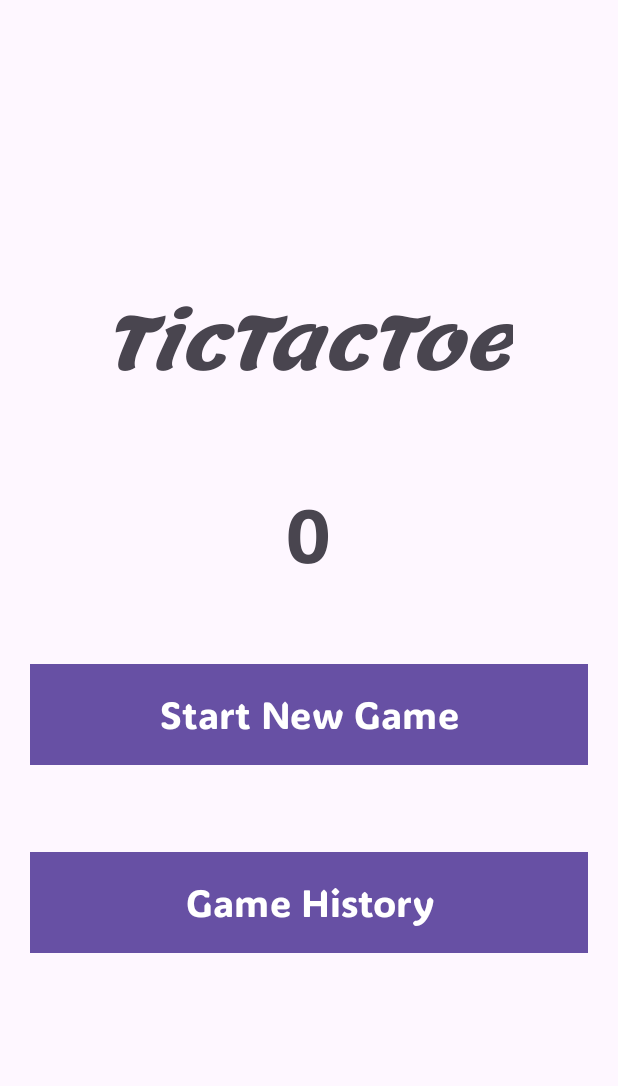
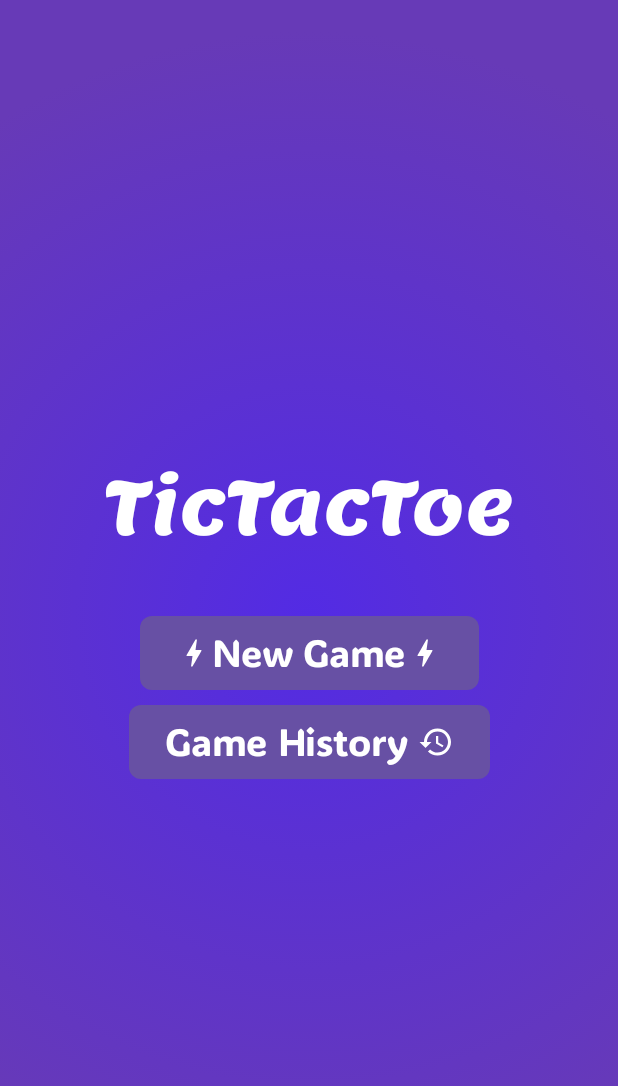
Before and after one commit to LilithUwU/TicTacToe, an Android app built with Jetpack Compose: the screen it shows after launch (MainActivity), on a phone screen of 412 x 824 dp. Shown: the top 1086 px of the screen. Run offline under Robolectric (Android 15) with nearby library versions, the phone set to English and light mode, and no system bars; our stand-ins replace Room's generated code.

Commit message:
refactor: MainActivity UI xml->compose

```diff
--- a/app/src/main/java/com/example/tictactoe/Todo.txt
+++ b/app/src/main/java/com/example/tictactoe/Todo.txt
@@ -18,4 +18,4 @@ Confetti Animation (Low Priority):
 
 [ ] Implement notification feature once, daily, to play the game
 [ ] Database entity fields data type change in playerScores and gameCount from String to Int
-[ ] Change Main Activity layout xml -> compose
+[x] Change Main Activity layout xml -> compose
--- a/app/src/main/java/com/example/tictactoe/view/CustomDialogComposable.kt
+++ b/app/src/main/java/com/example/tictactoe/view/CustomDialogComposable.kt
@@ -3,6 +3,7 @@ package com.example.tictactoe.view
 import android.R
 import android.content.Intent
 import androidx.activity.result.ActivityResultLauncher
+import androidx.compose.foundation.background
 import androidx.compose.foundation.clickable
 import androidx.compose.foundation.layout.Arrangement
 import androidx.compose.foundation.layout.Box
@@ -38,6 +39,8 @@ import androidx.compose.ui.unit.dp
 import androidx.compose.ui.unit.sp
 import androidx.compose.ui.window.Dialog
 import com.example.tictactoe.Constants
+import com.example.tictactoe.ui.theme.lightPrimaryColor
+
 
 @Composable
 fun CustomDialogComposable(
@@ -52,6 +55,7 @@ fun CustomDialogComposable(
             color = Color.White
         ) {
             Box(
+                modifier = Modifier.background(lightPrimaryColor),
                 contentAlignment = Alignment.Center
             ) {
                 Column(modifier = Modifier.padding(20.dp)) {
--- a/app/src/main/java/com/example/tictactoe/view/MainActivity.kt
+++ b/app/src/main/java/com/example/tictactoe/view/MainActivity.kt
@@ -3,9 +3,13 @@ package com.example.tictactoe.view
 import android.annotation.SuppressLint
 import android.content.Intent
 import android.os.Bundle
+import androidx.activity.compose.setContent
 import androidx.activity.result.contract.ActivityResultContracts
 import androidx.appcompat.app.AppCompatActivity
-import androidx.compose.runtime.mutableStateOf
+import androidx.compose.foundation.layout.fillMaxSize
+import androidx.compose.material3.MaterialTheme
+import androidx.compose.material3.Surface
+import androidx.compose.ui.Modifier
 import com.example.tictactoe.Constants
 import com.example.tictactoe.databinding.ActivityMainBinding
 
@@ -17,21 +21,13 @@ class MainActivity : AppCompatActivity() {
     private var player2Score = 0
     override fun onCreate(savedInstanceState: Bundle?) {
         super.onCreate(savedInstanceState)
-        setContentView(binding.root)
-        val showDialog = mutableStateOf(false)
-
-        binding.composeView.setContent {
-            if (showDialog.value) {
-                CustomDialogComposable(setShowDialog = { isVisible ->
-                    showDialog.value = isVisible
-                }, resultLauncher)
+        setContent{
+            Surface(
+                modifier=Modifier.fillMaxSize(),
+                color=MaterialTheme.colorScheme.background
+            ){
+                MainActivityScreen()
             }
-        }
-        binding.btnNewGame.setOnClickListener {
-            showDialog.value = true
-        }
-        binding.scores.setOnClickListener{
-            resultLauncher.launch(Intent(this, ScoresActivity::class.java))
         }
     }
     @SuppressLint("SetTextI18n")
--- a/app/src/main/java/com/example/tictactoe/view/MainActivityScreen.kt
+++ b/app/src/main/java/com/example/tictactoe/view/MainActivityScreen.kt
@@ -1,4 +1,8 @@
 package com.example.tictactoe.view
+
+import android.content.Intent
+import androidx.activity.compose.rememberLauncherForActivityResult
+import androidx.activity.result.contract.ActivityResultContracts
 import androidx.compose.foundation.Image
 
 import androidx.compose.foundation.background
@@ -32,6 +36,7 @@ import androidx.compose.ui.graphics.Color
 import androidx.compose.ui.graphics.RadialGradientShader
 import androidx.compose.ui.graphics.Shader
 import androidx.compose.ui.graphics.ShaderBrush
+import androidx.compose.ui.platform.LocalContext
 import androidx.compose.ui.res.painterResource
 import androidx.compose.ui.res.stringResource
 import androidx.compose.ui.text.font.Font
@@ -40,6 +45,7 @@ import androidx.compose.ui.text.font.FontWeight
 import androidx.compose.ui.tooling.preview.Preview
 import androidx.compose.ui.unit.dp
 import androidx.compose.ui.unit.sp
+import com.example.tictactoe.Constants
 import com.example.tictactoe.R
 
 //todo redesign
@@ -66,9 +72,19 @@ val largeRadialGradient = object : ShaderBrush() {
 
 @Composable
 fun MainActivityScreen() {
-    Box(modifier = Modifier
+    val context = LocalContext.current
+
+    val resultLauncher = rememberLauncherForActivityResult(
+        contract = ActivityResultContracts.StartActivityForResult()
+    ) { result ->
+    }
+
+    Box(
+        modifier = Modifier
             .fillMaxSize()
-        .background(largeRadialGradient)) { Column(
+            .background(largeRadialGradient)
+    ) {
+        Column(
             modifier = Modifier
                 .padding(30.dp)
                 .fillMaxSize(),
@@ -76,14 +92,14 @@ fun MainActivityScreen() {
             horizontalAlignment = Alignment.CenterHorizontally
         ) {
             Text(
-            text = "TicTacToe",
+                text = stringResource(R.string.tictactoe),
                 fontSize = 50.sp,
                 color = Color.White,
                 fontFamily = fontLemon,
                 modifier = Modifier.padding(bottom = 40.dp),
             )
             Button(
-            onClick = { },
+                onClick = { showDialog.value = true },
                 shape = Shapes().small,
                 modifier = Modifier
                     .wrapContentSize()
@@ -91,7 +107,7 @@ fun MainActivityScreen() {
             ) {
                 Icon(Icons.Default.Bolt, contentDescription = null)
                 Text(
-                text = stringResource(R.string.start_new_game),
+                    text = stringResource(R.string.new_game),
                     fontSize = 25.sp,
                     fontFamily = fontAdlamDisplay,
 
@@ -99,7 +115,7 @@ fun MainActivityScreen() {
                 Icon(Icons.Default.Bolt, contentDescription = null)
             }
             Button(
-            onClick = { },
+                onClick = { resultLauncher.launch(Intent(context, ScoresActivity::class.java)) },
                 shape = Shapes().small,
                 modifier = Modifier.wrapContentSize()
             ) {
@@ -108,13 +124,24 @@ fun MainActivityScreen() {
                     fontFamily = fontAdlamDisplay,
                     fontSize = 25.sp,
                 )
-            Icon(Icons.Default.History, contentDescription = null, Modifier.padding(start = 5.dp))
+                Icon(
+                    Icons.Default.History,
+                    contentDescription = null,
+                    Modifier.padding(start = 5.dp)
+                )
+            }
+        }
 
+        // Conditionally show the dialog
+        if (showDialog.value) {
+            CustomDialogComposable(
+                setShowDialog = { isVisible ->
+                    showDialog.value = isVisible  // Close dialog by changing state
+                },
+                resultLauncher = resultLauncher
+            )
         }
-    } }
-
-
-
+    }
 }
 
 @Preview(showBackground = true)
@@ -150,8 +177,9 @@ fun ScoreItem() {
 
     }
 }
+
 @Composable
-fun StyleOutlinedText(text: String){
+fun StyleOutlinedText(text: String) {
     Text(
         text = text,
         modifier = Modifier
--- a/app/src/main/res/layout/activity_main.xml
+++ b/app/src/main/res/layout/activity_main.xml
@@ -79,7 +79,7 @@
         android:layout_marginTop="@dimen/margin"
         android:fontFamily="@font/adlam_display"
         android:gravity="center"
-        android:text="@string/start_new_game"
+        android:text="@string/new_game"
         android:textSize="@dimen/font_size"
         app:cornerRadius="0dp"
         app:layout_constraintBottom_toBottomOf="parent" />
--- a/app/src/main/res/values/strings.xml
+++ b/app/src/main/res/values/strings.xml
@@ -3,7 +3,7 @@
     <string name="tictactoe">TicTacToe</string>
     <string name="player_1">Player 1</string>
     <string name="player2">Player2</string>
-    <string name="start_new_game">Start New Game</string>
+    <string name="new_game">New Game</string>
     <string name="back">Back</string>
     <string name="won">won</string>
     <string name="it_s_your_turn">%1$s it\'s your turn</string>
```
Lines whose indentation alone changed are shown as unchanged.
